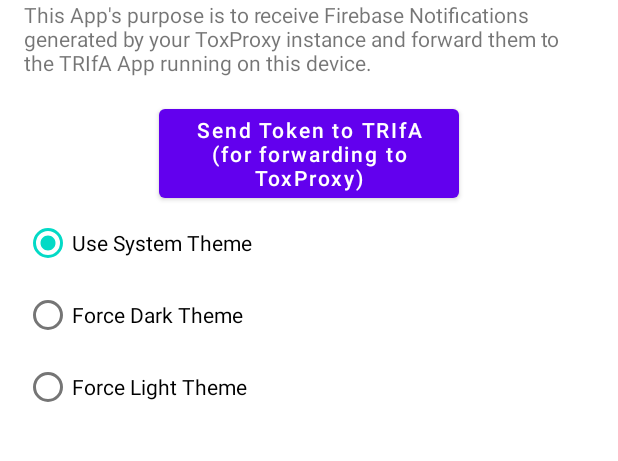
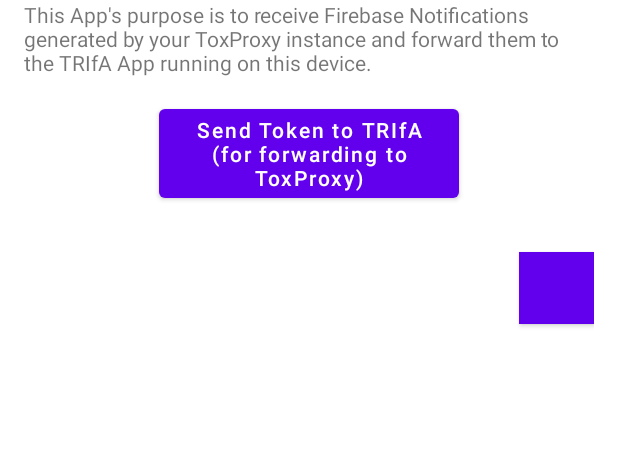
Before and after one commit to zoff99/tox_push_msg_app, an Android app: the screen it shows after launch (MainActivity), on a phone screen of 412 x 824 dp, the part 274-735 px from its top. Run offline under Robolectric (Android 15) with nearby library versions, the phone set to English and light mode, and no system bars.

Commit message:
set theme

```diff
--- a/app/build.gradle
+++ b/app/build.gradle
@@ -52,6 +52,8 @@ dependencies {
     // implementation 'com.google.firebase:firebase-installations-ktx:16.3.4'
 
     implementation 'android.arch.work:work-runtime:1.0.1'
+    implementation 'androidx.appcompat:appcompat:1.2.0'
+    implementation 'androidx.preference:preference:1.1.1'
 
     // Testing dependencies
     androidTestImplementation 'androidx.test.espresso:espresso-core:3.3.0'
--- a/app/src/main/java/com/zoffcc/applications/pushmsg/MainActivity.java
+++ b/app/src/main/java/com/zoffcc/applications/pushmsg/MainActivity.java
@@ -18,42 +18,57 @@ package com.zoffcc.applications.pushmsg;
 
 import android.app.NotificationChannel;
 import android.app.NotificationManager;
-import android.content.ComponentName;
-import android.content.Context;
 import android.content.Intent;
+import android.content.SharedPreferences;
 import android.os.Build;
 import android.os.Bundle;
+import android.preference.PreferenceManager;
 import android.util.Log;
 import android.view.View;
-import android.widget.RadioGroup;
-import android.widget.Toast;
-
-import androidx.annotation.NonNull;
-import androidx.appcompat.app.AppCompatActivity;
-import androidx.appcompat.app.AppCompatDelegate;
 
 import com.google.android.gms.tasks.OnCompleteListener;
 import com.google.android.gms.tasks.Task;
 import com.google.firebase.messaging.FirebaseMessaging;
 import com.zoffcc.applications.pushmsg.databinding.ActivityMainBinding;
 
-public class MainActivity extends AppCompatActivity {
+import androidx.annotation.NonNull;
+import androidx.appcompat.app.AppCompatActivity;
+import androidx.appcompat.app.AppCompatDelegate;
+
+import static androidx.appcompat.app.AppCompatDelegate.MODE_NIGHT_FOLLOW_SYSTEM;
+import static androidx.appcompat.app.AppCompatDelegate.MODE_NIGHT_NO;
+import static androidx.appcompat.app.AppCompatDelegate.MODE_NIGHT_YES;
+
+public class MainActivity extends AppCompatActivity
+{
 
     private static final String TAG = "MainActivity";
     private ActivityMainBinding binding = null;
 
-    // the onCreate method is rerun on startup, therefore need to skip applying the default theme to prevent it to go crazy. ugly. ugh.
-    private boolean applyThemeCheckChange = false;
+    @Override
+    protected void onCreate(Bundle savedInstanceState)
+    {
+        Log.i(TAG, "MainActivity.onCreate start");
+        SharedPreferences settings = PreferenceManager.getDefaultSharedPreferences(this);
+        String PREF_night_mode = settings.getString("theme", "0");
+        int night_mode = MODE_NIGHT_FOLLOW_SYSTEM;
+        if (PREF_night_mode.equals("1"))
+        {
+            night_mode = MODE_NIGHT_YES;
+        }
+        else if (PREF_night_mode.equals("2"))
+        {
+            night_mode = MODE_NIGHT_NO;
+        }
 
-    @Override
-    protected void onCreate(Bundle savedInstanceState) {
-        Log.i(TAG, "MainActivity.onCreate start");
-        applyThemeCheckChange = false;
+        AppCompatDelegate.setDefaultNightMode(night_mode);
         super.onCreate(savedInstanceState);
+
         binding = ActivityMainBinding.inflate(getLayoutInflater());
         setContentView(binding.getRoot());
 
-        if (Build.VERSION.SDK_INT >= Build.VERSION_CODES.O) {
+        if (Build.VERSION.SDK_INT >= Build.VERSION_CODES.O)
+        {
             // Create channel to show notifications.
             String channelId = getString(R.string.default_notification_channel_id);
             String channelName = getString(R.string.default_notification_channel_name);
@@ -62,48 +77,30 @@ public class MainActivity extends AppCompatActivity {
                     new NotificationChannel(channelId, channelName, NotificationManager.IMPORTANCE_LOW));
         }
 
-
-        // If a notification message is tapped, any data accompanying the notification
-        // message is available in the intent extras. In this sample the launcher
-        // intent is fired when the notification is tapped, so any accompanying data would
-        // be handled here. If you want a different intent fired, set the click_action
-        // field of the notification message to the desired intent. The launcher intent
-        // is used when no click_action is specified.
-        //
-        // Handle possible data accompanying notification message.
-        // [START handle_data_extras]
-        // if (getIntent().getExtras() != null) {
-        //     for (String key : getIntent().getExtras().keySet()) {
-        //         Object value = getIntent().getExtras().get(key);
-        //     }
-        // }
-
-        Log.i(TAG, "MainActivity.onCreate themeGroup setting default");
-        binding.themeGroup.check(R.id.themeSystem);
-
-        binding.themeGroup.setOnCheckedChangeListener(new RadioGroup.OnCheckedChangeListener() {
+        binding.startSetting.setOnClickListener(new View.OnClickListener()
+        {
             @Override
-            public void onCheckedChanged(RadioGroup group, int checkedId) {
-                Log.i(TAG, "themeGroup.onCheckedChanged: " + checkedId);
-                if(applyThemeCheckChange) {
-                    if(checkedId == R.id.themeSystem)
-                        AppCompatDelegate.setDefaultNightMode(AppCompatDelegate.MODE_NIGHT_FOLLOW_SYSTEM);
-                    else if(checkedId == R.id.themeDark)
-                        AppCompatDelegate.setDefaultNightMode(AppCompatDelegate.MODE_NIGHT_YES);
-                    else if(checkedId == R.id.themeLight)
-                        AppCompatDelegate.setDefaultNightMode(AppCompatDelegate.MODE_NIGHT_NO);
-                }
+            public void onClick(View v)
+            {
+                Intent myIntent = new Intent(v.getContext(), SettingsActivity.class);
+                startActivity(myIntent);
             }
         });
 
-        binding.logTokenButton.setOnClickListener(new View.OnClickListener() {
+
+        binding.logTokenButton.setOnClickListener(new View.OnClickListener()
+        {
             @Override
-            public void onClick(View v) {
+            public void onClick(View v)
+            {
                 // Get token
-                FirebaseMessaging.getInstance().getToken().addOnCompleteListener(new OnCompleteListener<String>() {
+                FirebaseMessaging.getInstance().getToken().addOnCompleteListener(new OnCompleteListener<String>()
+                {
                     @Override
-                    public void onComplete(@NonNull Task<String> task) {
-                        if (!task.isSuccessful()) {
+                    public void onComplete(@NonNull Task<String> task)
+                    {
+                        if (!task.isSuccessful())
+                        {
                             Log.w(TAG, "Fetching FCM registration token failed", task.getException());
                             return;
                         }
@@ -113,7 +110,7 @@ public class MainActivity extends AppCompatActivity {
                 });
             }
         });
-        applyThemeCheckChange = true;
+
         Log.i(TAG, "MainActivity.onCreate end");
     }
 }
--- a/app/src/main/res/layout/activity_main.xml
+++ b/app/src/main/res/layout/activity_main.xml
@@ -34,28 +34,13 @@
         android:text="@string/log_token"
         android:textAllCaps="false" />
 
-    <RadioGroup
-        android:id="@+id/themeGroup"
-        android:layout_width="match_parent"
-        android:layout_height="match_parent" >
-
-        <RadioButton
-            android:id="@+id/themeSystem"
-            android:layout_width="match_parent"
-            android:layout_height="wrap_content"
-            android:text="Use System Theme" />
-
-        <RadioButton
-            android:id="@+id/themeDark"
-            android:layout_width="match_parent"
-            android:layout_height="wrap_content"
-            android:text="Force Dark Theme" />
-
-        <RadioButton
-            android:id="@+id/themeLight"
-            android:layout_width="match_parent"
-            android:layout_height="wrap_content"
-            android:text="Force Light Theme" />
-    </RadioGroup>
+    <Button
+        android:id="@+id/startSetting"
+        android:layout_width="50dp"
+        android:layout_marginTop="30dp"
+        android:layout_height="wrap_content"
+        android:layout_gravity="right"
+        android:background="@color/blue_grey_700"
+        android:textAllCaps="false" />
 
 </LinearLayout>
```
Also changed, not shown: app/src/main/AndroidManifest.xml (+7 -8 lines), app/src/main/java/com/zoffcc/applications/pushmsg/SettingsActivity.java (added, +63 -0 lines), app/src/main/res/layout/settings_activity.xml (added, +9 -0 lines), app/src/main/res/values/arrays.xml (added, +13 -0 lines), app/src/main/res/values/strings.xml (+6 -6 lines), app/src/main/res/xml/root_preferences.xml (added, +11 -0 lines).
